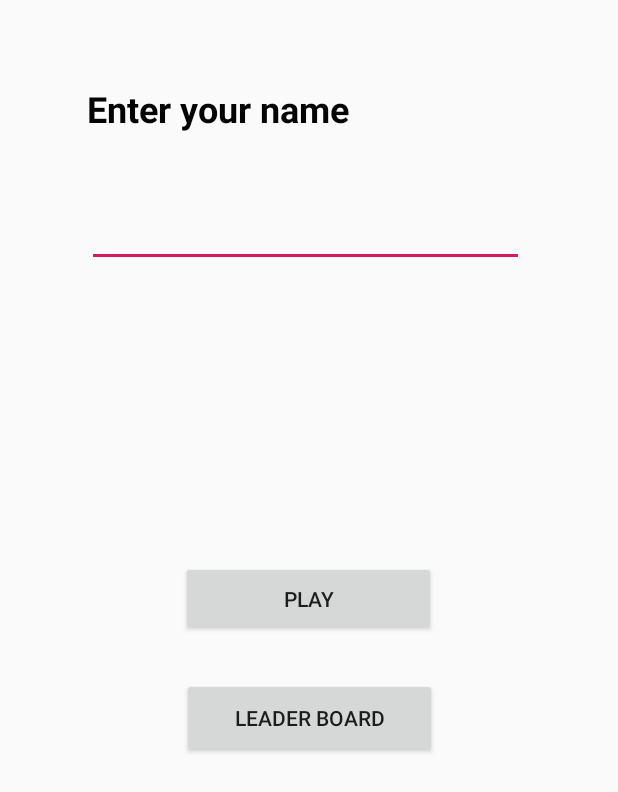
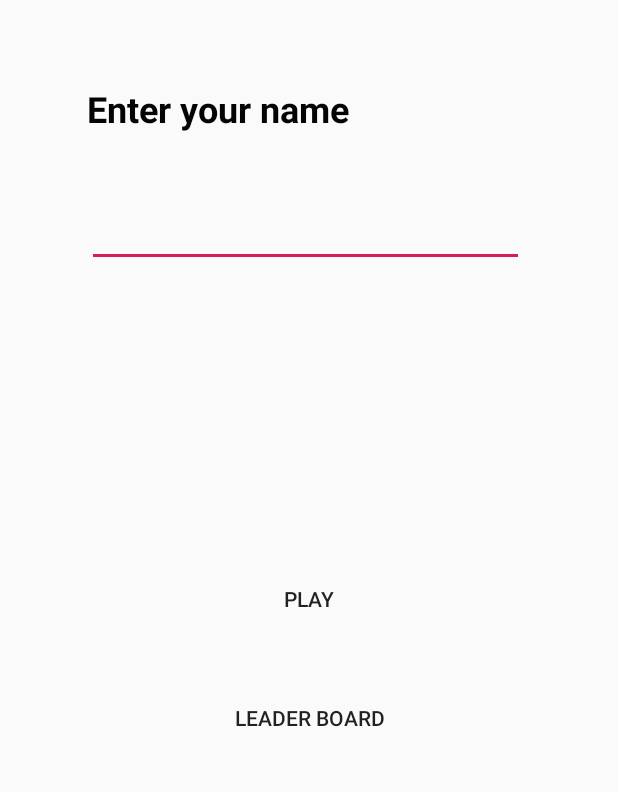
Before and after one commit to linyuqing97/CS441-GameProject, an Android app: the NameActivity screen opened directly, with no data from a screen before it, on a phone screen of 412 x 824 dp. Shown: the top 792 px of the screen. Run offline under Robolectric (Android 15) with nearby library versions, the phone set to English and light mode, and no system bars; network calls fail.

```diff
--- a/app/src/main/java/com/example/myfungame/GameView.java
+++ b/app/src/main/java/com/example/myfungame/GameView.java
@@ -74,6 +74,9 @@ public class GameView extends View {
         //android
         android = BitmapFactory.decodeResource(getResources(),R.drawable.android);
         resizeAndroid = Bitmap.createScaledBitmap(android,100,100,true);
+
+
+        //
 
 
 
--- a/app/src/main/java/com/example/myfungame/RecycleAdapter.java
+++ b/app/src/main/java/com/example/myfungame/RecycleAdapter.java
@@ -32,7 +32,7 @@ public class RecycleAdapter extends RecyclerView.Adapter<RecyclerView.ViewHolder
 
         ((Item)holder).pointView.setText(Integer.toString(object.getPoint()));
         ((Item)holder).nameView.setText(object.getName());
-        ((Item)holder).gameView.setText("Apple go");
+        ((Item)holder).gameView.setText(object.getGame());
 
 
 
--- a/app/src/main/res/layout/activity_name.xml
+++ b/app/src/main/res/layout/activity_name.xml
@@ -19,7 +19,8 @@
         app:layout_constraintEnd_toEndOf="parent"
         app:layout_constraintHorizontal_bias="0.498"
         app:layout_constraintStart_toStartOf="parent"
-        app:layout_constraintTop_toBottomOf="@+id/editText" />
+        app:layout_constraintTop_toBottomOf="@+id/editText"
+        android:background="@android:color/transparent"/>
 
     <EditText
         android:id="@+id/editText"
@@ -49,7 +50,8 @@
         android:text="LEADER BOARD"
         app:layout_constraintEnd_toEndOf="parent"
         app:layout_constraintStart_toStartOf="parent"
-        app:layout_constraintTop_toBottomOf="@+id/button" />
+        app:layout_constraintTop_toBottomOf="@+id/button"
+        android:background="@android:color/transparent"/>
 
     <TextView
         android:id="@+id/textView4"
```
Also changed, not shown: app/src/main/java/com/example/myfungame/LeaderBoard.java (+42 -27 lines), app/src/main/res/layout/activity_leader_board.xml (+6 -3 lines).
